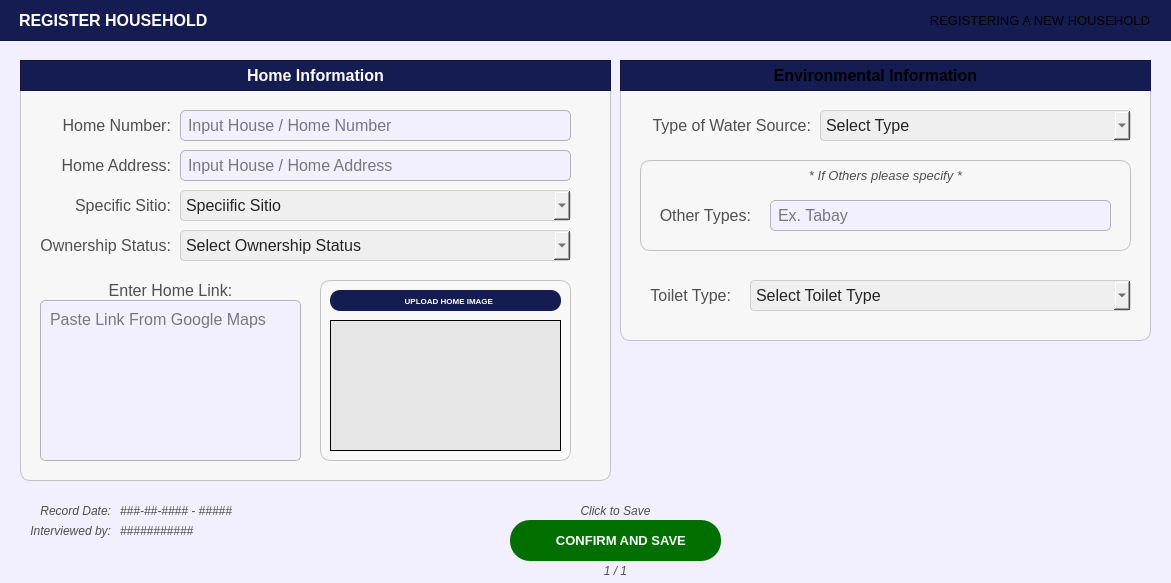
Above: UI/PopUp/Screen_CitizenPanel/ScreenHousehold/register_household.ui from Yohhannn/Barangay-Records-Statistics-System before the change. Below: the same form after it.
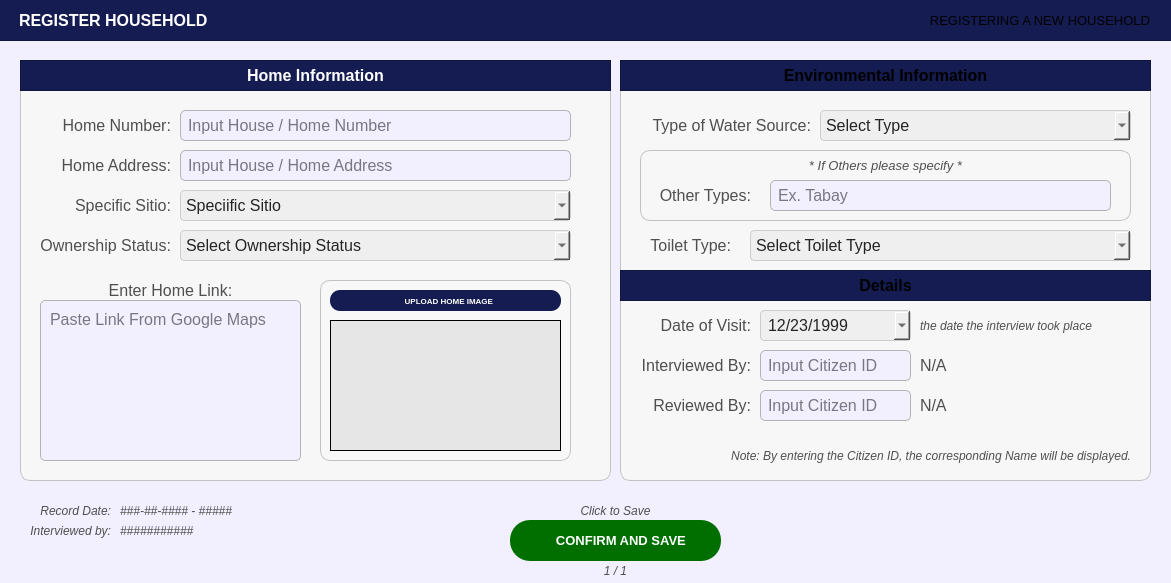
That is the form after the change. Icons and pictures are not drawn.

Commit message: [ Minor Update V3.0.3 ] + Updated Few Input Fields and Display -JP

```diff
--- a/UI/PopUp/Screen_CitizenPanel/ScreenHousehold/register_household.ui
+++ b/UI/PopUp/Screen_CitizenPanel/ScreenHousehold/register_household.ui
@@ -502,7 +502,7 @@
      <x>620</x>
      <y>60</y>
      <width>531</width>
-     <height>281</height>
+     <height>421</height>
     </rect>
    </property>
    <property name="styleSheet">
@@ -543,7 +543,7 @@
       <rect>
        <x>0</x>
        <y>0</y>
-       <width>511</width>
+       <width>531</width>
        <height>31</height>
       </rect>
      </property>
@@ -623,9 +623,9 @@
     <property name="geometry">
      <rect>
       <x>20</x>
-      <y>100</y>
+      <y>90</y>
       <width>491</width>
-      <height>91</height>
+      <height>71</height>
      </rect>
     </property>
     <property name="styleSheet">
@@ -676,7 +676,7 @@
      <property name="geometry">
       <rect>
        <x>10</x>
-       <y>40</y>
+       <y>30</y>
        <width>101</width>
        <height>31</height>
       </rect>
@@ -706,7 +706,7 @@
      <property name="geometry">
       <rect>
        <x>130</x>
-       <y>40</y>
+       <y>30</y>
        <width>341</width>
        <height>31</height>
       </rect>
@@ -772,7 +772,7 @@
     <property name="geometry">
      <rect>
       <x>130</x>
-      <y>220</y>
+      <y>170</y>
       <width>381</width>
       <height>31</height>
      </rect>
@@ -843,7 +843,7 @@
     <property name="geometry">
      <rect>
       <x>20</x>
-      <y>220</y>
+      <y>170</y>
       <width>91</width>
       <height>31</height>
      </rect>
@@ -868,6 +868,377 @@
      <set>Qt::AlignmentFlag::AlignRight|Qt::AlignmentFlag::AlignTrailing|Qt::AlignmentFlag::AlignVCenter</set>
     </property>
    </widget>
+   <widget class="QFrame" name="basePopUpTitleFrame_4">
+    <property name="geometry">
+     <rect>
+      <x>0</x>
+      <y>210</y>
+      <width>531</width>
+      <height>31</height>
+     </rect>
+    </property>
+    <property name="styleSheet">
+     <string notr="true">#basePopUpTitleFrame_4 {
+	background-color: #141c52;
+}</string>
+    </property>
+    <property name="frameShape">
+     <enum>QFrame::Shape::StyledPanel</enum>
+    </property>
+    <property name="frameShadow">
+     <enum>QFrame::Shadow::Raised</enum>
+    </property>
+    <widget class="QLabel" name="label_title_4">
+     <property name="geometry">
+      <rect>
+       <x>0</x>
+       <y>0</y>
+       <width>531</width>
+       <height>31</height>
+      </rect>
+     </property>
+     <property name="font">
+      <font>
+       <family>Arial</family>
+       <pointsize>12</pointsize>
+       <bold>true</bold>
+      </font>
+     </property>
+     <property name="styleSheet">
+      <string notr="true">#label_title{
+	background-color:transparent;
+	color: rgb(255, 255, 255);
+}</string>
+     </property>
+     <property name="text">
+      <string>Details</string>
+     </property>
+     <property name="alignment">
+      <set>Qt::AlignmentFlag::AlignCenter</set>
+     </property>
+    </widget>
+   </widget>
+   <widget class="QLabel" name="register_household_labelDOV">
+    <property name="geometry">
+     <rect>
+      <x>20</x>
+      <y>250</y>
+      <width>111</width>
+      <height>31</height>
+     </rect>
+    </property>
+    <property name="font">
+     <font>
+      <family>Arial</family>
+      <pointsize>12</pointsize>
+     </font>
+    </property>
+    <property name="styleSheet">
+     <string notr="true">#register_household_labelDOV{
+	background-color:transparent;
+	color:#4f4f4f;
+}</string>
+    </property>
+    <property name="text">
+     <string>Date of Visit:</string>
+    </property>
+    <property name="alignment">
+     <set>Qt::AlignmentFlag::AlignRight|Qt::AlignmentFlag::AlignTrailing|Qt::AlignmentFlag::AlignVCenter</set>
+    </property>
+   </widget>
+   <widget class="QDateEdit" name="register_household_date_DOV">
+    <property name="geometry">
+     <rect>
+      <x>140</x>
+      <y>250</y>
+      <width>151</width>
+      <height>31</height>
+     </rect>
+    </property>
+    <property name="font">
+     <font>
+      <family>Arial</family>
+      <pointsize>12</pointsize>
+     </font>
+    </property>
+    <property name="styleSheet">
+     <string notr="true">#register_household_date_DOV{
+	background-color: rgb(239, 239, 239); /* Correct property name */
+    color: #242424; /* Set text color to black for better contrast */
+    border: 1px solid #ccc; /* Optional: Add a light border */
+    padding: 5px; /* Optional: Add some padding */
+    border-radius: 4px; /* Optional: Rounded corners */
+}</string>
+    </property>
+    <property name="dateTime">
+     <datetime>
+      <hour>0</hour>
+      <minute>0</minute>
+      <second>0</second>
+      <year>1999</year>
+      <month>12</month>
+      <day>23</day>
+     </datetime>
+    </property>
+    <property name="displayFormat">
+     <string>MM/dd/yyyy</string>
+    </property>
+    <property name="calendarPopup">
+     <bool>true</bool>
+    </property>
+    <property name="currentSectionIndex">
+     <number>0</number>
+    </property>
+    <property name="timeSpec">
+     <enum>Qt::TimeSpec::UTC</enum>
+    </property>
+   </widget>
+   <widget class="QLabel" name="register_household_labelInterviewedBy">
+    <property name="geometry">
+     <rect>
+      <x>20</x>
+      <y>290</y>
+      <width>111</width>
+      <height>31</height>
+     </rect>
+    </property>
+    <property name="font">
+     <font>
+      <family>Arial</family>
+      <pointsize>12</pointsize>
+     </font>
+    </property>
+    <property name="styleSheet">
+     <string notr="true">#register_household_labelInterviewedBy{
+	background-color:transparent;
+	color:#4f4f4f;
+}</string>
+    </property>
+    <property name="text">
+     <string>Interviewed By:</string>
+    </property>
+    <property name="alignment">
+     <set>Qt::AlignmentFlag::AlignRight|Qt::AlignmentFlag::AlignTrailing|Qt::AlignmentFlag::AlignVCenter</set>
+    </property>
+   </widget>
+   <widget class="QLineEdit" name="register_household_InterviewedBy">
+    <property name="geometry">
+     <rect>
+      <x>140</x>
+      <y>290</y>
+      <width>151</width>
+      <height>31</height>
+     </rect>
+    </property>
+    <property name="font">
+     <font>
+      <family>Arial</family>
+      <pointsize>12</pointsize>
+     </font>
+    </property>
+    <property name="styleSheet">
+     <string notr="true">#register_household_InterviewedBy{
+	border: 1px solid #b3b3b3;  /* Black border */
+    border-radius: 5px;        /* Rounded corners */
+    padding: 5px;               /* Inner spacing */
+    background-color: #f2efff;  /* Gray background */
+    color: #000000; 
+}
+
+</string>
+    </property>
+    <property name="text">
+     <string/>
+    </property>
+    <property name="maxLength">
+     <number>35</number>
+    </property>
+    <property name="placeholderText">
+     <string>Input Citizen ID</string>
+    </property>
+   </widget>
+   <widget class="QLineEdit" name="register_household_ReviewedBy">
+    <property name="geometry">
+     <rect>
+      <x>140</x>
+      <y>330</y>
+      <width>151</width>
+      <height>31</height>
+     </rect>
+    </property>
+    <property name="font">
+     <font>
+      <family>Arial</family>
+      <pointsize>12</pointsize>
+     </font>
+    </property>
+    <property name="styleSheet">
+     <string notr="true">#register_household_ReviewedBy{
+	border: 1px solid #b3b3b3;  /* Black border */
+    border-radius: 5px;        /* Rounded corners */
+    padding: 5px;               /* Inner spacing */
+    background-color: #f2efff;  /* Gray background */
+    color: #000000; 
+}
+
+</string>
+    </property>
+    <property name="text">
+     <string/>
+    </property>
+    <property name="maxLength">
+     <number>35</number>
+    </property>
+    <property name="placeholderText">
+     <string>Input Citizen ID</string>
+    </property>
+   </widget>
+   <widget class="QLabel" name="register_household_labelReviewedBy">
+    <property name="geometry">
+     <rect>
+      <x>20</x>
+      <y>330</y>
+      <width>111</width>
+      <height>31</height>
+     </rect>
+    </property>
+    <property name="font">
+     <font>
+      <family>Arial</family>
+      <pointsize>12</pointsize>
+     </font>
+    </property>
+    <property name="styleSheet">
+     <string notr="true">#register_household_labelReviewedBy{
+	background-color:transparent;
+	color:#4f4f4f;
+}</string>
+    </property>
+    <property name="text">
+     <string>Reviewed By:</string>
+    </property>
+    <property name="alignment">
+     <set>Qt::AlignmentFlag::AlignRight|Qt::AlignmentFlag::AlignTrailing|Qt::AlignmentFlag::AlignVCenter</set>
+    </property>
+   </widget>
+   <widget class="QLabel" name="DateofVisit_2">
+    <property name="geometry">
+     <rect>
+      <x>300</x>
+      <y>250</y>
+      <width>211</width>
+      <height>31</height>
+     </rect>
+    </property>
+    <property name="font">
+     <font>
+      <family>Arial</family>
+      <pointsize>9</pointsize>
+      <italic>true</italic>
+      <bold>false</bold>
+     </font>
+    </property>
+    <property name="styleSheet">
+     <string notr="true">#DateofVisit_2 {
+	background-color: transparent;
+	color: #4f4f4f;
+}
+</string>
+    </property>
+    <property name="text">
+     <string>the date the interview took place</string>
+    </property>
+    <property name="alignment">
+     <set>Qt::AlignmentFlag::AlignLeading|Qt::AlignmentFlag::AlignLeft|Qt::AlignmentFlag::AlignVCenter</set>
+    </property>
+   </widget>
+   <widget class="QLabel" name="register_household_displayInterviewedBy">
+    <property name="geometry">
+     <rect>
+      <x>300</x>
+      <y>290</y>
+      <width>171</width>
+      <height>31</height>
+     </rect>
+    </property>
+    <property name="font">
+     <font>
+      <family>Arial</family>
+      <pointsize>12</pointsize>
+     </font>
+    </property>
+    <property name="styleSheet">
+     <string notr="true">#register_household_displayInterviewedBy{
+	background-color:transparent;
+	color:#4f4f4f;
+}</string>
+    </property>
+    <property name="text">
+     <string>N/A</string>
+    </property>
+    <property name="alignment">
+     <set>Qt::AlignmentFlag::AlignLeading|Qt::AlignmentFlag::AlignLeft|Qt::AlignmentFlag::AlignVCenter</set>
+    </property>
+   </widget>
+   <widget class="QLabel" name="register_household_displayReviewedBy">
+    <property name="geometry">
+     <rect>
+      <x>300</x>
+      <y>330</y>
+      <width>171</width>
+      <height>31</height>
+     </rect>
+    </property>
+    <property name="font">
+     <font>
+      <family>Arial</family>
+      <pointsize>12</pointsize>
+     </font>
+    </property>
+    <property name="styleSheet">
+     <string notr="true">#register_household_displayReviewedBy{
+	background-color:transparent;
+	color:#4f4f4f;
+}</string>
+    </property>
+    <property name="text">
+     <string>N/A</string>
+    </property>
+    <property name="alignment">
+     <set>Qt::AlignmentFlag::AlignLeading|Qt::AlignmentFlag::AlignLeft|Qt::AlignmentFlag::AlignVCenter</set>
+    </property>
+   </widget>
+   <widget class="QLabel" name="notenote_2">
+    <property name="geometry">
+     <rect>
+      <x>80</x>
+      <y>380</y>
+      <width>431</width>
+      <height>31</height>
+     </rect>
+    </property>
+    <property name="font">
+     <font>
+      <family>Arial</family>
+      <pointsize>9</pointsize>
+      <italic>true</italic>
+      <bold>false</bold>
+     </font>
+    </property>
+    <property name="styleSheet">
+     <string notr="true">#notenote_2 {
+	background-color: transparent;
+	color: #4f4f4f;
+}
+</string>
+    </property>
+    <property name="text">
+     <string>Note: By entering the Citizen ID, the corresponding Name will be displayed.</string>
+    </property>
+    <property name="alignment">
+     <set>Qt::AlignmentFlag::AlignRight|Qt::AlignmentFlag::AlignTrailing|Qt::AlignmentFlag::AlignVCenter</set>
+    </property>
+   </widget>
   </widget>
   <widget class="QFrame" name="basePopUpTitleFrame">
    <property name="geometry">
```
The commit also changes 6 other files.
